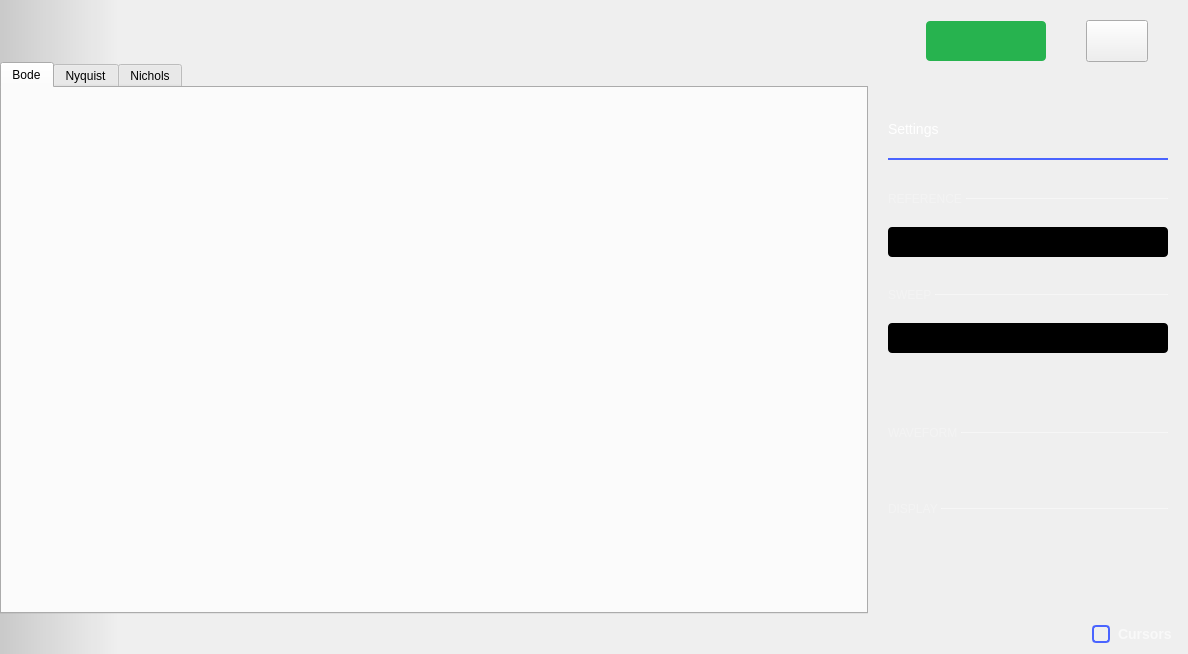
analogdevicesinc/scopy, file ui/network_analyzer.ui: the form before one commit.
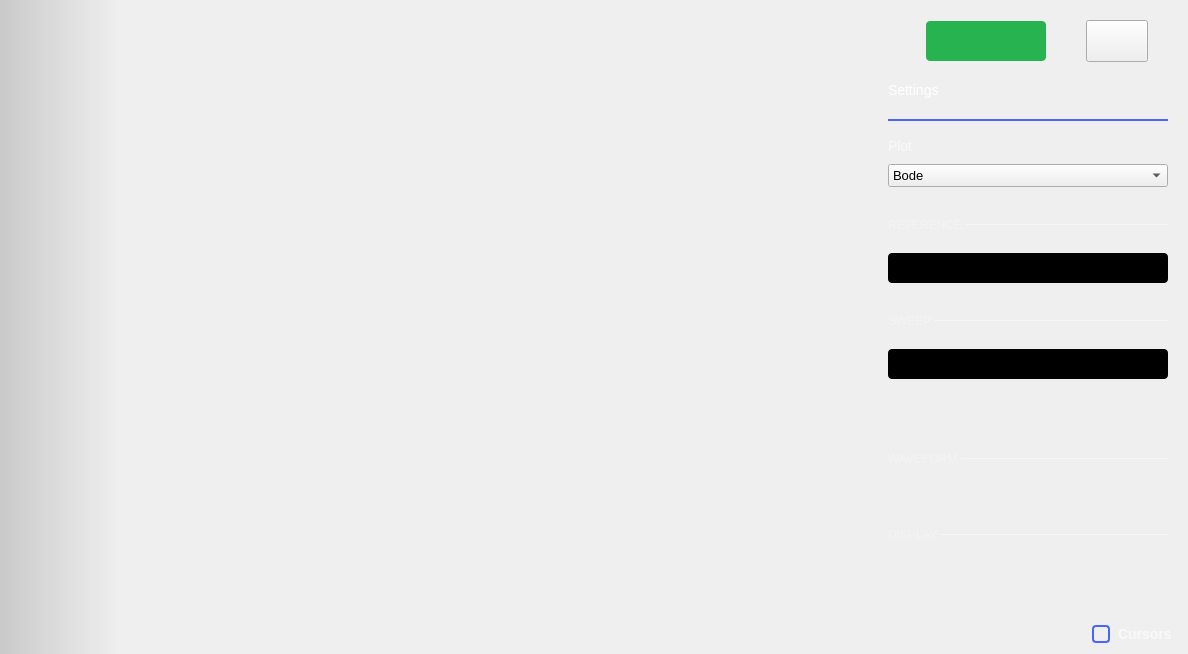
The form after the commit. Icons and pictures are not drawn. Custom widgets are drawn as their Qt base class.

Commit message: NetworkAnalyzer: Move the plot tabs (Nyquist,Bode, Nichols) in the right side menu

```diff
--- a/ui/network_analyzer.ui
+++ b/ui/network_analyzer.ui
@@ -149,14 +149,11 @@
            <number>0</number>
           </property>
           <item>
-           <widget class="QTabWidget" name="tabWidget">
+           <widget class="QStackedWidget" name="stackedWidget">
             <property name="currentIndex">
              <number>0</number>
             </property>
-            <widget class="QWidget" name="tab">
-             <attribute name="title">
-              <string>Bode</string>
-             </attribute>
+            <widget class="QWidget" name="stackedWidgetPage1">
              <layout class="QVBoxLayout" name="verticalLayout_5">
               <property name="spacing">
                <number>0</number>
@@ -190,10 +187,7 @@
               </item>
              </layout>
             </widget>
-            <widget class="QWidget" name="tabXY">
-             <attribute name="title">
-              <string>Nyquist</string>
-             </attribute>
+            <widget class="QWidget" name="stackedWidgetPage2">
              <layout class="QVBoxLayout" name="verticalLayout_6">
               <property name="leftMargin">
                <number>0</number>
@@ -421,10 +415,7 @@
               </item>
              </layout>
             </widget>
-            <widget class="QWidget" name="tab_3">
-             <attribute name="title">
-              <string>Nichols</string>
-             </attribute>
+            <widget class="QWidget" name="stackedWidgetPage3">
              <layout class="QVBoxLayout" name="verticalLayout_7">
               <property name="leftMargin">
                <number>0</number>
@@ -499,22 +490,6 @@
           <property name="bottomMargin">
            <number>0</number>
           </property>
-          <item>
-           <spacer name="verticalSpacer_4">
-            <property name="orientation">
-             <enum>Qt::Vertical</enum>
-            </property>
-            <property name="sizeType">
-             <enum>QSizePolicy::Fixed</enum>
-            </property>
-            <property name="sizeHint" stdset="0">
-             <size>
-              <width>20</width>
-              <height>39</height>
-             </size>
-            </property>
-           </spacer>
-          </item>
           <item>
            <widget class="adiscope::MenuAnim" name="rightMenu" native="true">
             <property name="sizePolicy">
@@ -572,9 +547,9 @@
                 <property name="geometry">
                  <rect>
                   <x>0</x>
-                  <y>0</y>
+                  <y>-38</y>
                   <width>322</width>
-                  <height>518</height>
+                  <height>585</height>
                  </rect>
                 </property>
                 <layout class="QVBoxLayout" name="verticalLayout_11">
@@ -634,6 +609,49 @@
                    </property>
                   </widget>
                  </item>
+                 <item>
+                  <layout class="QVBoxLayout" name="verticalLayout_12">
+                   <property name="spacing">
+                    <number>10</number>
+                   </property>
+                   <property name="topMargin">
+                    <number>10</number>
+                   </property>
+                   <item>
+                    <widget class="QLabel" name="label_6">
+                     <property name="styleSheet">
+                      <string notr="true">QLabel {
+  font-size: 14px;
+  font-family: &quot;monospace&quot;;
+  color: rgba(255, 255, 255, 153);
+}</string>
+                     </property>
+                     <property name="text">
+                      <string>Plot</string>
+                     </property>
+                    </widget>
+                   </item>
+                   <item>
+                    <widget class="QComboBox" name="cmb_graphs">
+                     <item>
+                      <property name="text">
+                       <string>Bode</string>
+                      </property>
+                     </item>
+                     <item>
+                      <property name="text">
+                       <string>Nyquist</string>
+                      </property>
+                     </item>
+                     <item>
+                      <property name="text">
+                       <string>Nichols</string>
+                      </property>
+                     </item>
+                    </widget>
+                   </item>
+                  </layout>
+                 </item>
                  <item>
                   <layout class="QHBoxLayout" name="horizontalLayout_6">
                    <property name="spacing">
```
Left out of the diff: 6 changed lines with no effect on the pictures. The commit also changes 2 other files.
